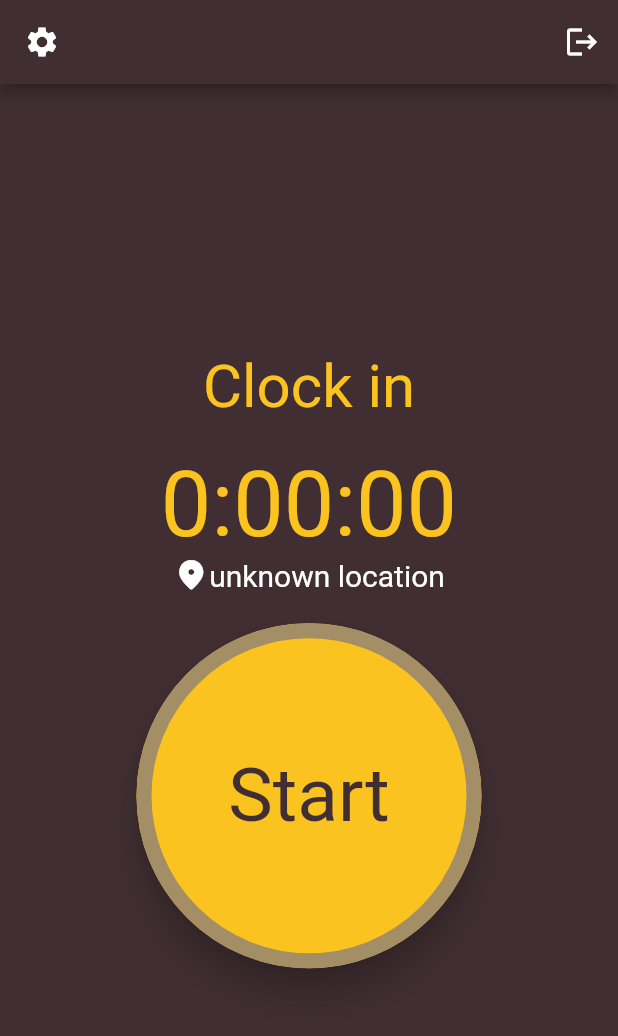
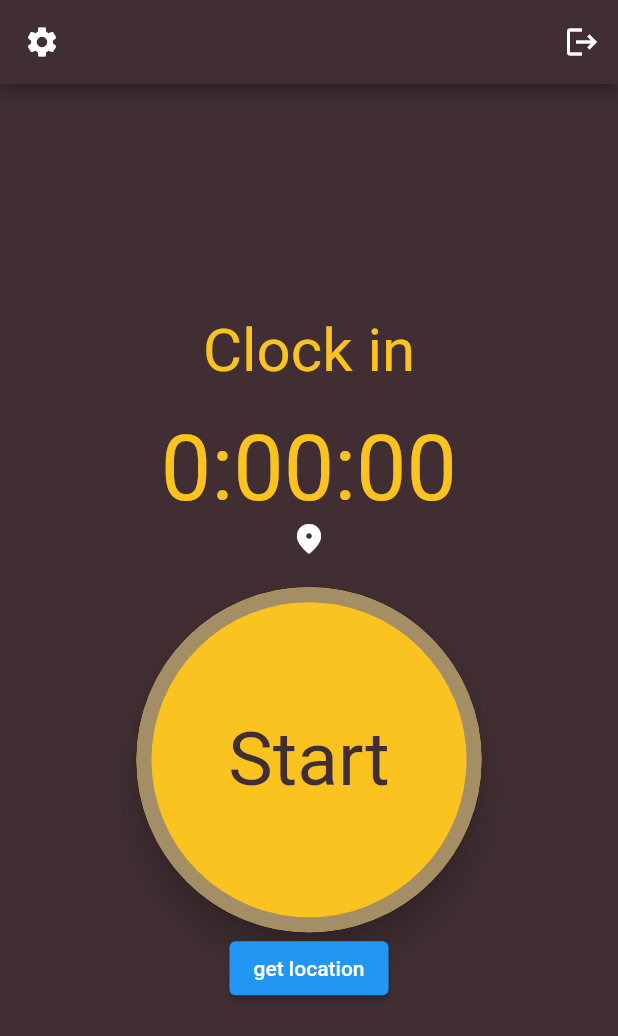
Before and after one commit to maria-gedye/Y3-timesheet-app, a Flutter app: the screen it shows once a user with an empty profile is signed in, on a phone screen of 412 x 824 dp. Shown: the top 1036 px of the screen. Run offline on Flutter 3.47's test engine with Material 2 defaults, Android fonts, the light colour scheme and no system bars; our stand-ins replace firebase_auth, firebase_core, geocoding, geolocator; accounts and stored records are empty.

Commit message:
get user location on home page

```diff
--- a/lib/components/timer_button.dart
+++ b/lib/components/timer_button.dart
@@ -1,14 +1,9 @@
 import 'package:flutter/material.dart';
-import 'package:geolocator/geolocator.dart';
 
 class TimerButton extends StatefulWidget {
-  final Function()? onTap;
+  final Function()? onPressed;
 
-  // timer button has multiple styles
-  const TimerButton({
-    super.key,
-    required this.onTap,
-  });
+  const TimerButton({ super.key, required this.onPressed });
 
   @override
   State<TimerButton> createState() => _TimerButtonState();
--- a/lib/pages/home_page.dart
+++ b/lib/pages/home_page.dart
@@ -1,21 +1,64 @@
 import 'package:firebase_auth/firebase_auth.dart';
 import 'package:flutter/material.dart';
 import 'package:timesheet_app/components/timer_button.dart';
+import 'package:geocoding/geocoding.dart';
+import 'package:geolocator/geolocator.dart';
 
-class HomePage extends StatelessWidget {
+class HomePage extends StatefulWidget {
   HomePage({super.key});
 
+  @override
+  State<HomePage> createState() => _HomePageState();
+}
+
+class _HomePageState extends State<HomePage> {
+// state variables...
   final user = FirebaseAuth.instance.currentUser!;
+  Position? _currentLocation;
+  late bool servicePermission = false;
+  late LocationPermission permission;
+  String _currentAddress = '';
+
+// state methods...
 
   //sign user out method
   void signUserOut() {
     FirebaseAuth.instance.signOut();
   }
 
-  // get user location method
-  // start timer method
-  // stop or save timer methods?
+  // get current location method
+  Future<Position> _getCurrentLocation() async {
+    // this block checks if we have permission to access location services
+    servicePermission = await Geolocator.isLocationServiceEnabled();
+    if (!servicePermission) {
+      debugPrint("service disabled");
+    }
+    permission = await Geolocator.checkPermission();
+    if (permission == LocationPermission.denied) {
+      permission = await Geolocator.requestPermission();
+    }
 
+    return await Geolocator.getCurrentPosition();
+  }
+
+  // geocoding method to convert coordinates to addresses
+  _getAddressFromCoordinates() async {
+    try {
+      List<Placemark> placemarks = await placemarkFromCoordinates(
+          _currentLocation!.latitude, _currentLocation!.longitude);
+
+      Placemark place = placemarks[0];
+
+      setState(() {
+        _currentAddress =
+            "${place.street}, ${place.subLocality}, ${place.locality}";
+      });
+    } catch (e) {
+      debugPrint('$e');
+    }
+  }
+
+  // builds ui as...
   @override
   Widget build(BuildContext context) {
     return Scaffold(
@@ -23,7 +66,6 @@ class HomePage extends StatelessWidget {
 
         // log out
         appBar: AppBar(
-          //title: Text(),
           backgroundColor: Color.fromRGBO(64, 46, 50, 1),
           actions: [
             IconButton(onPressed: signUserOut, icon: Icon(Icons.logout)),
@@ -60,17 +102,37 @@ class HomePage extends StatelessWidget {
                     Icons.place_rounded,
                     color: Colors.white,
                   ),
-                  Text('unknown location',
-                      style: TextStyle(
-                        color: Colors.white,
-                        fontSize: 20,
-                      )),
+                  Flexible(
+                    child: Column(
+                      children:[
+                        Text(_currentAddress, // current location string?
+                          style: TextStyle(
+                            color: Colors.white,
+                            fontSize: 16,
+                          ),
+                          softWrap: true,
+                          overflow: TextOverflow.fade,
+                          ),
+                      ]
+                    ),
+                  ),
                 ],
               ),
+
               SizedBox(height: 20),
 
-              // timer button (switches between start and stop)
-              TimerButton(onTap: () {})
+              // timer button
+              TimerButton(onPressed: () {}),
+
+              ElevatedButton(onPressed: () async {
+                _currentLocation = await _getCurrentLocation();
+                await _getAddressFromCoordinates();
+                print('$_currentLocation');
+                print(_currentAddress);
+              },
+                child: Text('get location')
+                )
+
               // total hours worked card
 
               // Bottom Nav Bar with three buttons
```
Also changed, not shown: lib/pages/location_page.dart (deleted, +0 -10 lines), 1 other file.
